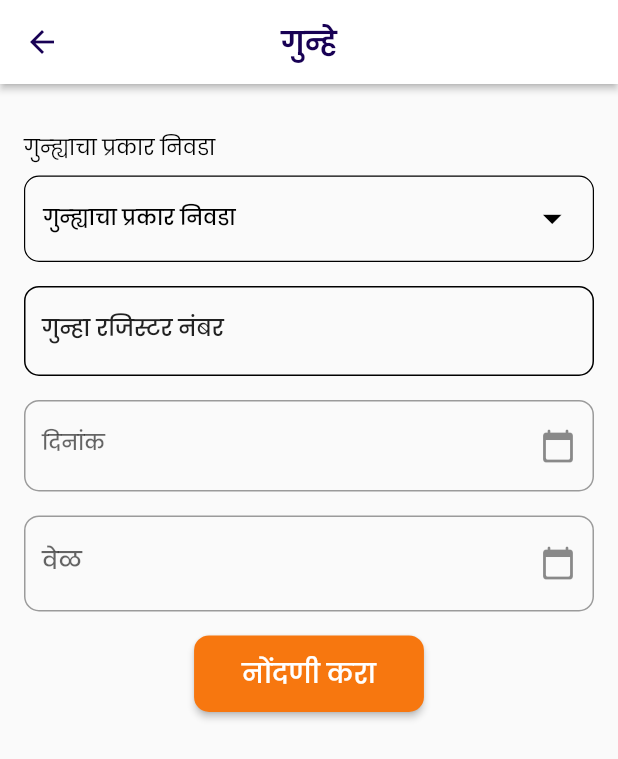
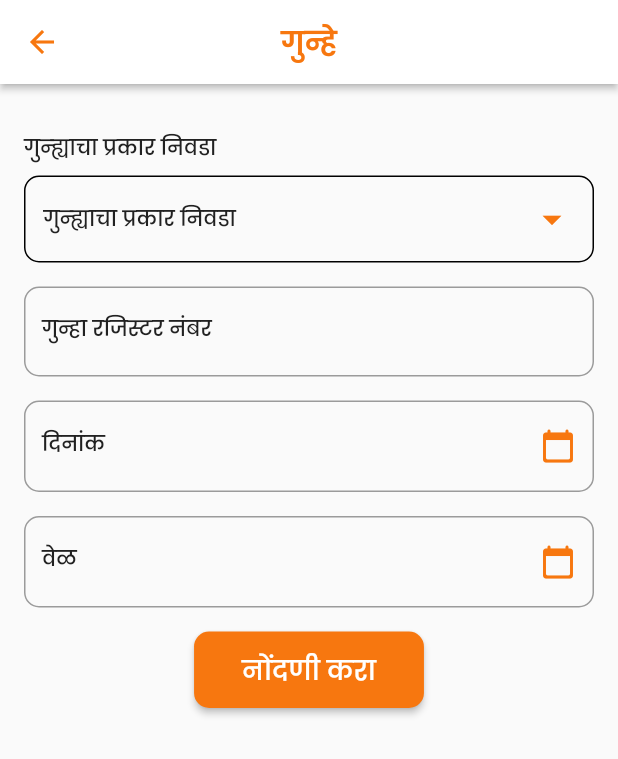
Before and after one commit to pratikpwr/police-patil, a Flutter app: the CrimeRegFormScreen screen opened directly, on a phone screen of 412 x 824 dp. Shown: the top 759 px of the screen. Run offline on Flutter 3.47's test engine with Material 2 defaults, Android fonts, the phone set to English and light mode, and no system bars; our stand-ins replace bloc, cached_network_image, carousel_slider, connectivity, dio, equatable and 8 more; missing offline and left inert: syncfusion_flutter_pdfviewer; accounts and stored records are empty; network calls fail.

Commit message:
UI changes and Improvements

```diff
--- a/policepatil/lib/src/config/theme_data.dart
+++ b/policepatil/lib/src/config/theme_data.dart
@@ -2,6 +2,7 @@
 import 'package:flutter/material.dart';
 import 'package:google_fonts/google_fonts.dart';
 import 'package:policepatil/src/config/constants.dart';
+import 'package:policepatil/src/utils/styles.dart';
 
 /// contains theme data for app
 
@@ -12,11 +13,24 @@ final myTheme = ThemeData(
     centerTitle: true,
     elevation: 2,
     color: Colors.white,
-    actionsIconTheme: const IconThemeData(color: POLICE_BLUE, size: 24),
-    iconTheme: const IconThemeData(color: POLICE_BLUE, size: 24),
+    actionsIconTheme: const IconThemeData(color: PRIMARY_COLOR, size: 24),
+    iconTheme: const IconThemeData(color: PRIMARY_COLOR, size: 24),
     titleTextStyle: GoogleFonts.poppins(
-        color: POLICE_BLUE, fontSize: 20, fontWeight: FontWeight.w600),
+        color: PRIMARY_COLOR, fontSize: 20, fontWeight: FontWeight.w600),
   ),
   floatingActionButtonTheme:
       const FloatingActionButtonThemeData(backgroundColor: PRIMARY_COLOR),
+  textSelectionTheme: const TextSelectionThemeData(
+    cursorColor: PRIMARY_COLOR,
+  ),
+  inputDecorationTheme: InputDecorationTheme(
+    hintStyle: Styles.inputFieldTextStyle(),
+    focusedBorder: OutlineInputBorder(
+        borderSide: const BorderSide(color: PRIMARY_COLOR, width: 2),
+        borderRadius: BorderRadius.circular(10)),
+    border: OutlineInputBorder(borderRadius: BorderRadius.circular(10)),
+  ),
+  radioTheme: RadioThemeData(
+    fillColor: MaterialStateProperty.all(PRIMARY_COLOR),
+  ),
 );
--- a/policepatil/lib/src/utils/styles.dart
+++ b/policepatil/lib/src/utils/styles.dart
@@ -4,7 +4,7 @@ import 'package:policepatil/src/config/constants.dart';
 
 class Styles {
   static TextStyle primaryTextStyle({
-    Color color = POLICE_BLUE,
+    Color color = PRIMARY_COLOR,
     FontWeight fontWeight = FontWeight.w500,
     double fontSize = 16,
     FontStyle fontStyle = FontStyle.normal,
@@ -45,10 +45,38 @@ class Styles {
     );
   }
 
+  static TextStyle buttonTextStyle({
+    Color color = Colors.white,
+    FontWeight fontWeight = FontWeight.w500,
+    double fontSize = 18,
+    FontStyle fontStyle = FontStyle.normal,
+  }) {
+    return GoogleFonts.poppins(
+      fontSize: fontSize,
+      color: color,
+      fontWeight: fontWeight,
+      fontStyle: fontStyle,
+    );
+  }
+
   static TextStyle titleTextStyle({
     Color color = TEXT_COLOR_TITLE,
     FontWeight fontWeight = FontWeight.w500,
     double fontSize = 15,
+    FontStyle fontStyle = FontStyle.normal,
+  }) {
+    return GoogleFonts.poppins(
+      fontSize: fontSize,
+      color: color,
+      fontWeight: fontWeight,
+      fontStyle: fontStyle,
+    );
+  }
+
+  static TextStyle inputFieldTextStyle({
+    Color color = TEXT_COLOR_TITLE,
+    FontWeight fontWeight = FontWeight.w500,
+    double fontSize = 14,
     FontStyle fontStyle = FontStyle.normal,
   }) {
     return GoogleFonts.poppins(
--- a/policepatil/lib/src/views/widgets/attach_button.dart
+++ b/policepatil/lib/src/views/widgets/attach_button.dart
@@ -17,9 +17,8 @@ class AttachButton extends StatelessWidget {
         style: OutlinedButton.styleFrom(
             padding: const EdgeInsets.symmetric(vertical: 14, horizontal: 16),
             shape: RoundedRectangleBorder(
-                borderRadius: BorderRadius.circular(
-              10,
-            ))),
+                side: const BorderSide(width: 2, color: Colors.black),
+                borderRadius: BorderRadius.circular(10))),
         onPressed: onTap,
         child: Row(
           mainAxisAlignment: MainAxisAlignment.spaceBetween,
--- a/policepatil/lib/src/views/widgets/custom_button.dart
+++ b/policepatil/lib/src/views/widgets/custom_button.dart
@@ -1,6 +1,7 @@
 import 'package:flutter/material.dart';
 import 'package:google_fonts/google_fonts.dart';
 import 'package:policepatil/src/config/constants.dart';
+import 'package:policepatil/src/utils/utils.dart';
 
 class CustomButton extends StatelessWidget {
   final String text;
@@ -20,8 +21,7 @@ class CustomButton extends StatelessWidget {
         onPressed: onTap,
         child: Text(
           text,
-          style: GoogleFonts.poppins(
-              color: Colors.white, fontSize: 18, fontWeight: FontWeight.w500),
+          style: Styles.buttonTextStyle(),
         ));
   }
 }
--- a/policepatil/lib/src/views/widgets/custom_date_textfield.dart
+++ b/policepatil/lib/src/views/widgets/custom_date_textfield.dart
@@ -1,16 +1,20 @@
 import 'package:flutter/material.dart';
 import 'package:flutter_datetime_picker/flutter_datetime_picker.dart';
-import 'package:google_fonts/google_fonts.dart';
+import 'package:policepatil/src/config/constants.dart';
+import 'package:policepatil/src/utils/utils.dart';
 
 TextField buildDateTextField(
     BuildContext context, TextEditingController _controller, String hint,
     {DateTime? minTime, DateTime? maxTime}) {
   return TextField(
     controller: _controller,
-    style: GoogleFonts.poppins(fontSize: 14),
+    style: Styles.inputFieldTextStyle(),
     decoration: InputDecoration(
       suffixIcon: IconButton(
-          icon: const Icon(Icons.calendar_today_rounded),
+        icon: const Icon(
+          Icons.calendar_today_rounded,
+          color: PRIMARY_COLOR,
+        ),
         onPressed: () {
           DatePicker.showDatePicker(
             context,
@@ -30,11 +34,7 @@ TextField buildDateTextField(
         },
       ),
       hintText: "yyyy-mm-dd",
-        label: Text(hint,
-            style:
-                GoogleFonts.poppins(fontSize: 14, fontWeight: FontWeight.w500)),
-        hintStyle:
-            GoogleFonts.poppins(fontSize: 14, fontWeight: FontWeight.w500),
-        border: OutlineInputBorder(borderRadius: BorderRadius.circular(10))),
+      label: Text(hint, style: Styles.inputFieldTextStyle()),
+    ),
   );
 }
--- a/policepatil/lib/src/views/widgets/custom_dropdown.dart
+++ b/policepatil/lib/src/views/widgets/custom_dropdown.dart
@@ -1,6 +1,6 @@
 import 'package:flutter/material.dart';
-import 'package:google_fonts/google_fonts.dart';
-import 'package:policepatil/src/utils/custom_methods.dart';
+import 'package:policepatil/src/config/constants.dart';
+import 'package:policepatil/src/utils/utils.dart';
 
 Widget buildDropButton(
     {String? value,
@@ -12,7 +12,7 @@ Widget buildDropButton(
     children: [
       Text(
         hint,
-        style: GoogleFonts.poppins(color: Colors.black),
+        style: Styles.inputFieldTextStyle(),
       ),
       spacer(height: 8),
       Container(
@@ -20,32 +20,27 @@ Widget buildDropButton(
         width: double.infinity,
         decoration: BoxDecoration(
           borderRadius: BorderRadius.circular(10.0),
-          border: Border.all(width: 0.8),
+          border: Border.all(width: 1),
         ),
         child: DropdownButtonHideUnderline(
           child: DropdownButton<String>(
               focusColor: Colors.white,
               value: value,
               isExpanded: true,
-              //elevation: 5,
-              style: GoogleFonts.poppins(color: Colors.white),
-              iconEnabledColor: Colors.black,
+              iconEnabledColor: PRIMARY_COLOR,
               iconSize: 30,
               items: items.map<DropdownMenuItem<String>>((String val) {
                 return DropdownMenuItem<String>(
                   value: val,
                   child: Text(
                     val,
-                    style: GoogleFonts.poppins(color: Colors.black),
+                    style: Styles.inputFieldTextStyle(),
                   ),
                 );
               }).toList(),
               hint: Text(
                 hint,
-                style: GoogleFonts.poppins(
-                    color: Colors.black,
-                    fontSize: 14,
-                    fontWeight: FontWeight.w500),
+                style: Styles.inputFieldTextStyle(),
               ),
               onChanged: onChanged),
         ),
--- a/policepatil/lib/src/views/widgets/custom_textfield.dart
+++ b/policepatil/lib/src/views/widgets/custom_textfield.dart
@@ -1,18 +1,12 @@
 import 'package:flutter/material.dart';
-import 'package:google_fonts/google_fonts.dart';
-import 'package:policepatil/src/config/constants.dart';
 import 'package:policepatil/src/utils/utils.dart';
 
 TextField buildTextField(TextEditingController _controller, String hint) {
   return TextField(
     controller: _controller,
-    style: GoogleFonts.poppins(fontSize: 14),
+    style: Styles.inputFieldTextStyle(),
     decoration: InputDecoration(
-        focusColor: PRIMARY_COLOR,
-        enabledBorder:
-            OutlineInputBorder(borderRadius: BorderRadius.circular(10)),
-        label: Text(hint, style: Styles.titleTextStyle()),
-        hintStyle: Styles.titleTextStyle(),
-        border: OutlineInputBorder(borderRadius: BorderRadius.circular(10))),
+      label: Text(hint, style: Styles.inputFieldTextStyle()),
+    ),
   );
 }
--- a/policepatil/lib/src/views/widgets/custom_time_inputfield.dart
+++ b/policepatil/lib/src/views/widgets/custom_time_inputfield.dart
@@ -1,15 +1,19 @@
 import 'package:flutter/material.dart';
 import 'package:flutter_datetime_picker/flutter_datetime_picker.dart';
-import 'package:google_fonts/google_fonts.dart';
+import 'package:policepatil/src/config/constants.dart';
+import 'package:policepatil/src/utils/utils.dart';
 
 TextField buildTimeTextField(
     BuildContext context, TextEditingController _controller, String hint) {
   return TextField(
     controller: _controller,
-    style: GoogleFonts.poppins(fontSize: 16),
+    style: Styles.inputFieldTextStyle(),
     decoration: InputDecoration(
         suffixIcon: IconButton(
-          icon: const Icon(Icons.calendar_today_rounded),
+          icon: const Icon(
+            Icons.calendar_today_rounded,
+            color: PRIMARY_COLOR,
+          ),
           onPressed: () {
             DatePicker.showTimePicker(
               context,
@@ -25,11 +29,6 @@ TextField buildTimeTextField(
           },
         ),
         hintText: "hh:mm",
-        label: Text(hint,
-            style:
-                GoogleFonts.poppins(fontSize: 16, fontWeight: FontWeight.w500)),
-        hintStyle:
-            GoogleFonts.poppins(fontSize: 16, fontWeight: FontWeight.w500),
-        border: OutlineInputBorder(borderRadius: BorderRadius.circular(10))),
+        label: Text(hint, style: Styles.inputFieldTextStyle())),
   );
 }
```
Also changed, not shown: policepatil/lib/src/views/screens/alert_screen.dart (+6 -10 lines), policepatil/lib/src/views/screens/sign_in_screen.dart (+13 -15 lines), policepatil/lib/src/views/widgets/news_widget.dart (+6 -14 lines), policepatil/lib/src/views/widgets/registers_button.dart (+4 -3 lines). Lines whose indentation alone changed are shown as unchanged.
